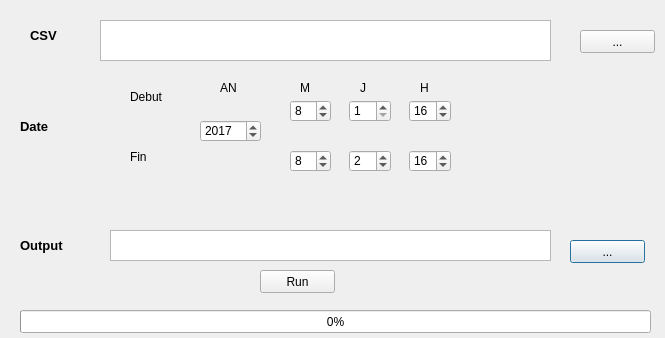
Before: the Qt Designer form BioSIM_dialog_image.ui in RNCan/BioSIMPlugin, drawn with Qt 5.
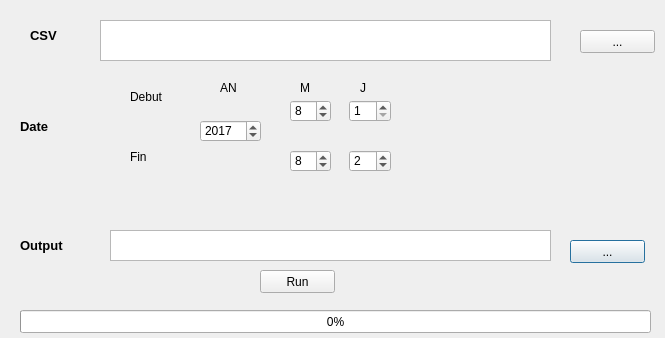
After: the same form once the commit is applied.

Commit message: modification de csv to image

```diff
--- a/BioSIM_dialog_image.ui
+++ b/BioSIM_dialog_image.ui
@@ -226,44 +226,6 @@
     <number>0</number>
    </property>
   </widget>
-  <widget class="QSpinBox" name="spin_h1">
-   <property name="geometry">
-    <rect>
-     <x>409</x>
-     <y>150</y>
-     <width>42</width>
-     <height>22</height>
-    </rect>
-   </property>
-   <property name="minimum">
-    <number>1</number>
-   </property>
-   <property name="maximum">
-    <number>24</number>
-   </property>
-   <property name="value">
-    <number>16</number>
-   </property>
-  </widget>
-  <widget class="QSpinBox" name="spin_h">
-   <property name="geometry">
-    <rect>
-     <x>409</x>
-     <y>100</y>
-     <width>42</width>
-     <height>22</height>
-    </rect>
-   </property>
-   <property name="minimum">
-    <number>1</number>
-   </property>
-   <property name="maximum">
-    <number>24</number>
-   </property>
-   <property name="value">
-    <number>16</number>
-   </property>
-  </widget>
   <widget class="QSpinBox" name="spin_j">
    <property name="geometry">
     <rect>
@@ -339,19 +301,6 @@
     <number>8</number>
    </property>
   </widget>
-  <widget class="QLabel" name="label_j_2">
-   <property name="geometry">
-    <rect>
-     <x>420</x>
-     <y>80</y>
-     <width>21</width>
-     <height>16</height>
-    </rect>
-   </property>
-   <property name="text">
-    <string>H</string>
-   </property>
-  </widget>
   <widget class="QLabel" name="label_date">
    <property name="geometry">
     <rect>
```
The commit also changes 1 other file.
